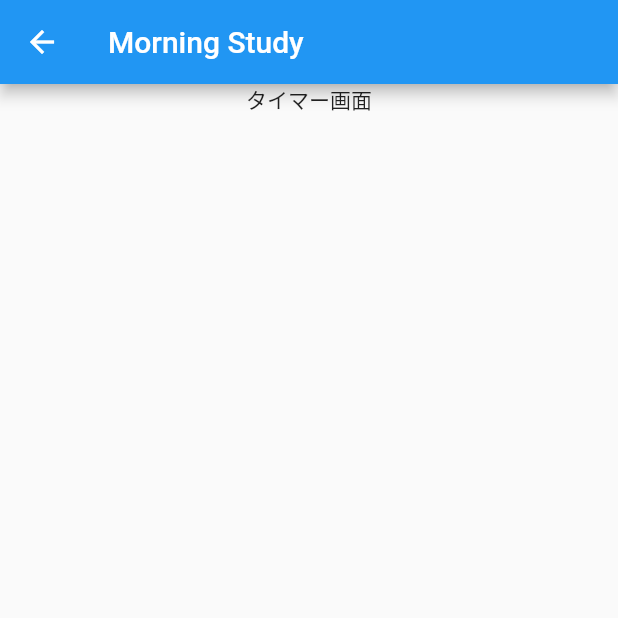
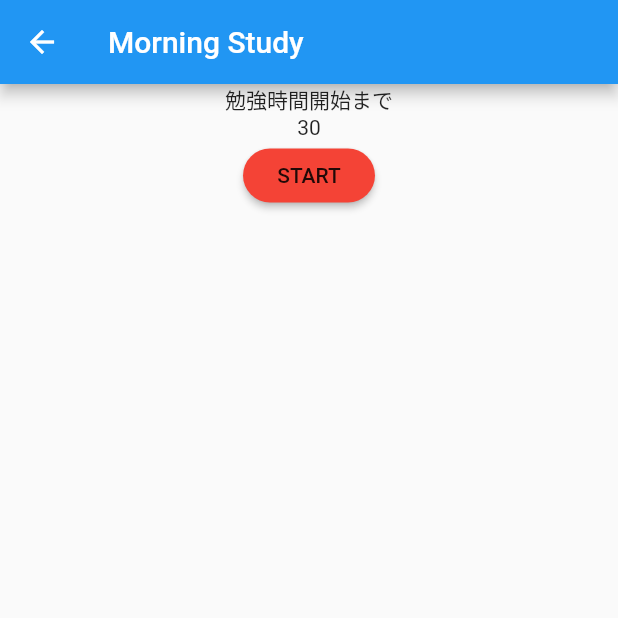
Before and after one commit to ikdBSK/team10, a Flutter app: the TimerPage screen opened directly, on a phone screen of 412 x 824 dp, the top half of it. Run offline on Flutter 3.47's test engine with Material 2 defaults, Android fonts, the phone set to English and light mode, and no system bars; our stand-ins replace flutter_countdown_timer.

Commit message:
あらかたの土台完成

```diff
--- /dev/null
+++ b/lib/components/start_button.dart
@@ -0,0 +1,22 @@
+import 'package:flutter/material.dart';
+
+class StartButton extends StatelessWidget {
+
+  StartButton({@required this.onTap, @required this.buttonTitle, @required this.colour});
+
+  final Function onTap;
+  final String buttonTitle;
+  final Color colour;
+
+  @override
+  Widget build(BuildContext context) {
+    return RaisedButton(
+      child: Text(
+        buttonTitle,
+      ),
+      color: colour,
+      shape: StadiumBorder(),
+      onPressed: onTap,
+    );
+  }
+}
--- a/lib/components/transition_button.dart
+++ b/lib/components/transition_button.dart
@@ -32,8 +32,3 @@ class TransitionButton extends StatelessWidget {
     );
   }
 }
-
-
-
-
-// '問題画面からタイマー画面へ'
--- a/lib/screens/timer_page.dart
+++ b/lib/screens/timer_page.dart
@@ -1,6 +1,10 @@
 //タイマーのページ
 import 'package:flutter/cupertino.dart';
 import 'package:flutter/material.dart';
+import 'package:app_team10/components/start_button.dart';
+import 'package:flutter_countdown_timer/flutter_countdown_timer.dart';
+import 'package:app_team10/variable.dart';
+import 'dart:async';
 
 class TimerPage extends StatefulWidget {
   @override
@@ -8,6 +12,9 @@ class TimerPage extends StatefulWidget {
 }
 
 class _TimerPageState extends State<TimerPage> {
+  int _startMin = studyTimeMin;
+  void startTimer(){}
+
   @override
   Widget build(BuildContext context) {
     return Scaffold(
@@ -17,12 +24,25 @@ class _TimerPageState extends State<TimerPage> {
       body: Column(
         children: <Widget>[
           //文章(例：「勉強開始時間まで」，「学習タイム」)
+          //TODO: 文章切り替え
+          Text('勉強時間開始まで'),
+
+
           //タイマー
+          //TODO: カウントダウン実装
+          Text(
+            _startMin.toString(),
+          ),
+
           //スタートボタン
           Container(
             child: Center(
-              child: Text(
-                'タイマー画面',
+              child: StartButton(
+                onTap: (){
+                  //TODO: タイマースタート
+                },
+                buttonTitle: 'START',
+                colour: Colors.red,
               ),
             ),
           ),
--- /dev/null
+++ b/lib/variable.dart
@@ -0,0 +1 @@
+int studyTimeMin = 30;
--- a/pubspec.yaml
+++ b/pubspec.yaml
@@ -14,6 +14,7 @@ dependencies:
 
   cupertino_icons: ^1.0.0
   intl: ^0.16.0
+  flutter_countdown_timer: ^1.3.0
 
 dev_dependencies:
   flutter_test:
```
Also changed, not shown: lib/screens/setting_page.dart (+39 -1 lines), pubspec.lock.
